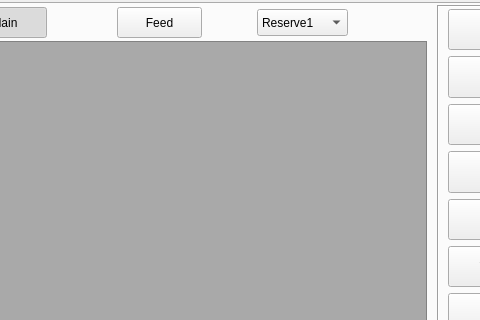
Above: hcinstruction/ichcinstructionpageframe_8.ui from GaussCheng/2-5AxisPunch before the change; both pictures show x 126 to 606 and y 0 to 320 of the 800 by 450 pixel window. Below: the same form after it.
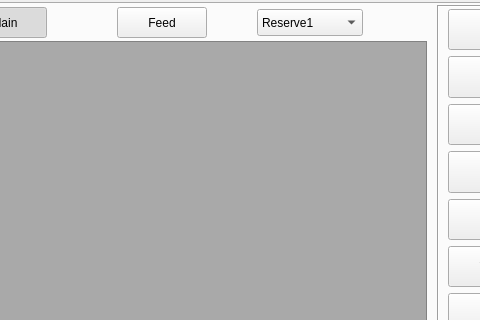
That is the form after the change. Icons and pictures are not drawn.

What changed in the file:
```diff
--- a/hcinstruction/ichcinstructionpageframe_8.ui
+++ b/hcinstruction/ichcinstructionpageframe_8.ui
@@ -643,7 +643,7 @@
       <rect>
        <x>215</x>
        <y>3</y>
-       <width>85</width>
+       <width>90</width>
        <height>31</height>
       </rect>
      </property>
@@ -708,7 +708,7 @@
       <rect>
        <x>355</x>
        <y>5</y>
-       <width>91</width>
+       <width>106</width>
        <height>27</height>
       </rect>
      </property>
```
